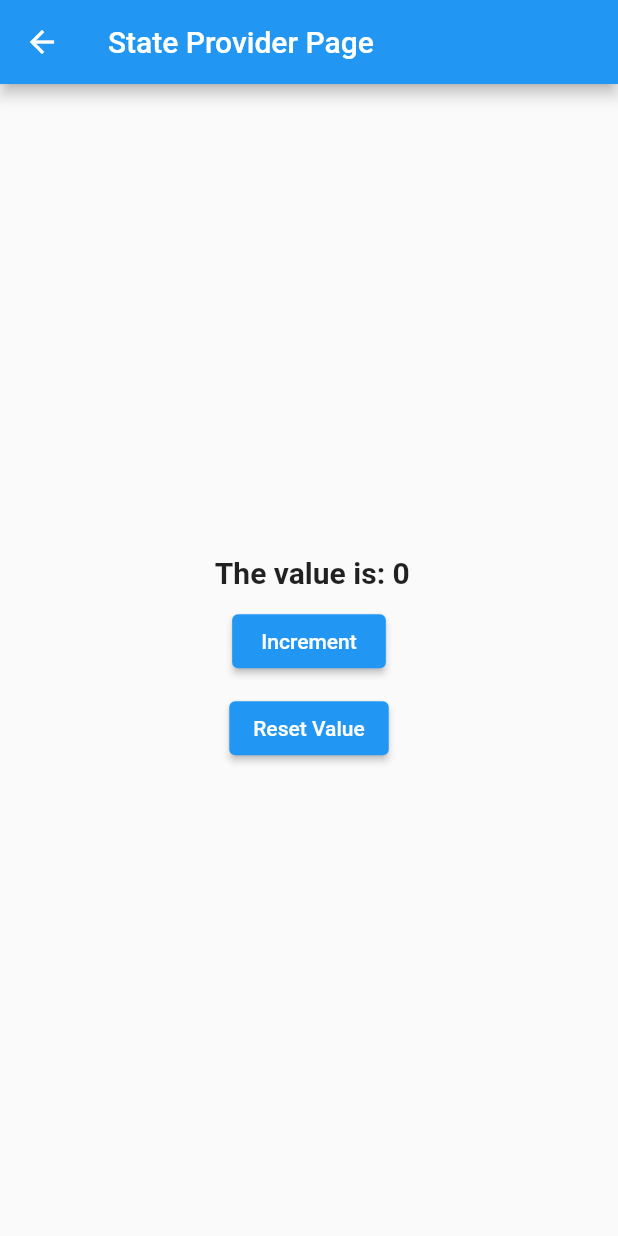
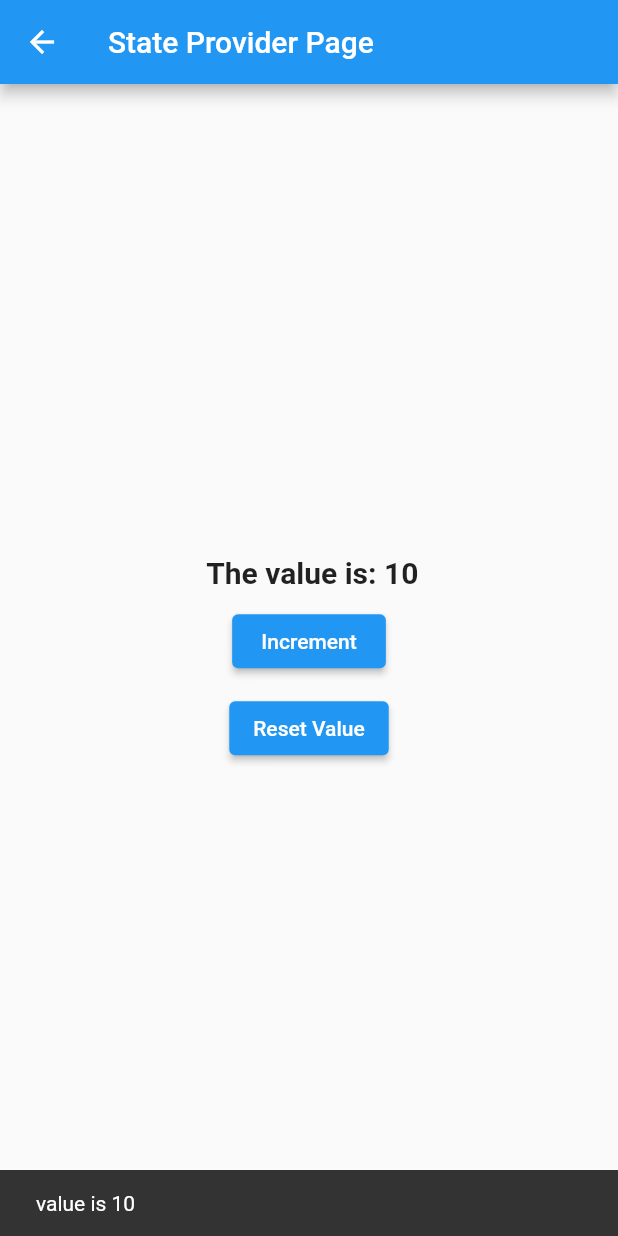
Before and after one commit to ridwanulhoquejr/flutter-riverpod, a Flutter app: the StateProviderPage screen opened directly, after a tap on "Increment", after a tap on "Reset Value", on a phone screen of 412 x 824 dp. Run offline on Flutter 3.47's test engine with Material 2 defaults, Android fonts, the phone set to English and light mode, and no system bars; our stand-ins replace dio, flutter_riverpod.

Commit message:
readme updated

```diff
--- a/lib/pages/data/state_notifier.dart
+++ b/lib/pages/data/state_notifier.dart
@@ -31,7 +31,8 @@ class CartNotifier extends StateNotifier<List<Product>> {
 
 final counterStateNotifierProvider =
     StateNotifierProvider<CounterWithStateNotifier, int>(
-  (ref) => CounterWithStateNotifier(0),
+  (ref) => CounterWithStateNotifier(
+      0), // we pass the initial value through constructor
 );
 
 class CounterWithStateNotifier extends StateNotifier<int> {
--- a/lib/pages/state_provider_page.dart
+++ b/lib/pages/state_provider_page.dart
@@ -1,8 +1,11 @@
 import 'package:flutter/material.dart';
 import 'package:flutter_riverpod/flutter_riverpod.dart';
 
-//* Provider Declaration
-final counterWithStateProvider = StateProvider<int>((ref) => 0);
+// Provider Declaration
+// final counterWithProvider = Provider<int>((ref) => 10);
+
+// State Provider Declaration
+final counterWithStateProvider = StateProvider<int>((ref) => 10);
 
 //* if we want to automatically dispose the state of a Provider when we are routing / pop the page
 //* we have to declare the provider with autoDispose
```
Also changed, not shown: lib/pages/data/chnage_notifier_provider.dart (+4 -4 lines), 1 other file.
